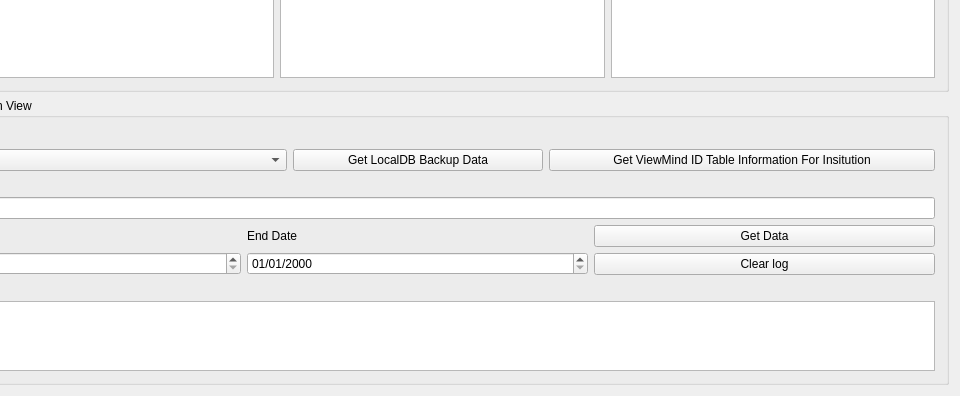
The window that VMTools/EyeDataAnalyzer/src/eyedataanalyzer.ui (ViewMind/VMAPP) describes before a commit, drawn with Qt 5; both pictures show x 125 to 1085 and y 496 to 892 of the 1085 by 892 pixel window.
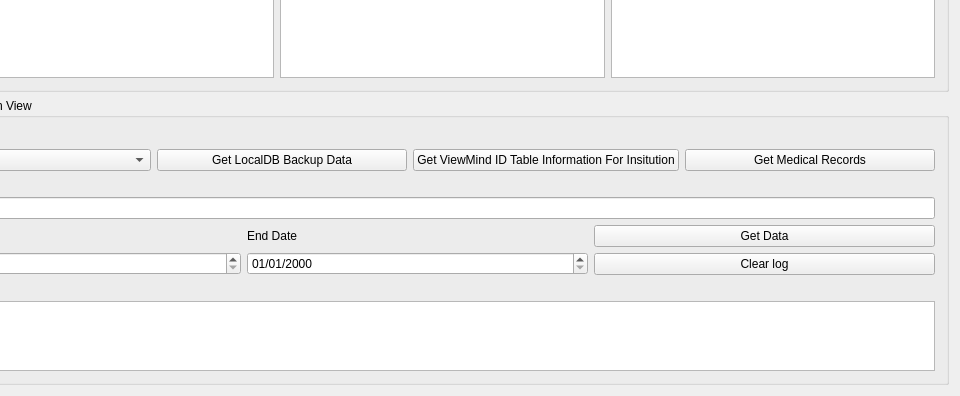
The same window after the commit.

Patch:
```diff
--- a/VMTools/EyeDataAnalyzer/src/eyedataanalyzer.ui
+++ b/VMTools/EyeDataAnalyzer/src/eyedataanalyzer.ui
@@ -224,6 +224,13 @@
              </property>
             </widget>
            </item>
+           <item>
+            <widget class="QPushButton" name="pbGetMedicalRecords">
+             <property name="text">
+              <string>Get Medical Records</string>
+             </property>
+            </widget>
+           </item>
           </layout>
          </item>
         </layout>
```
